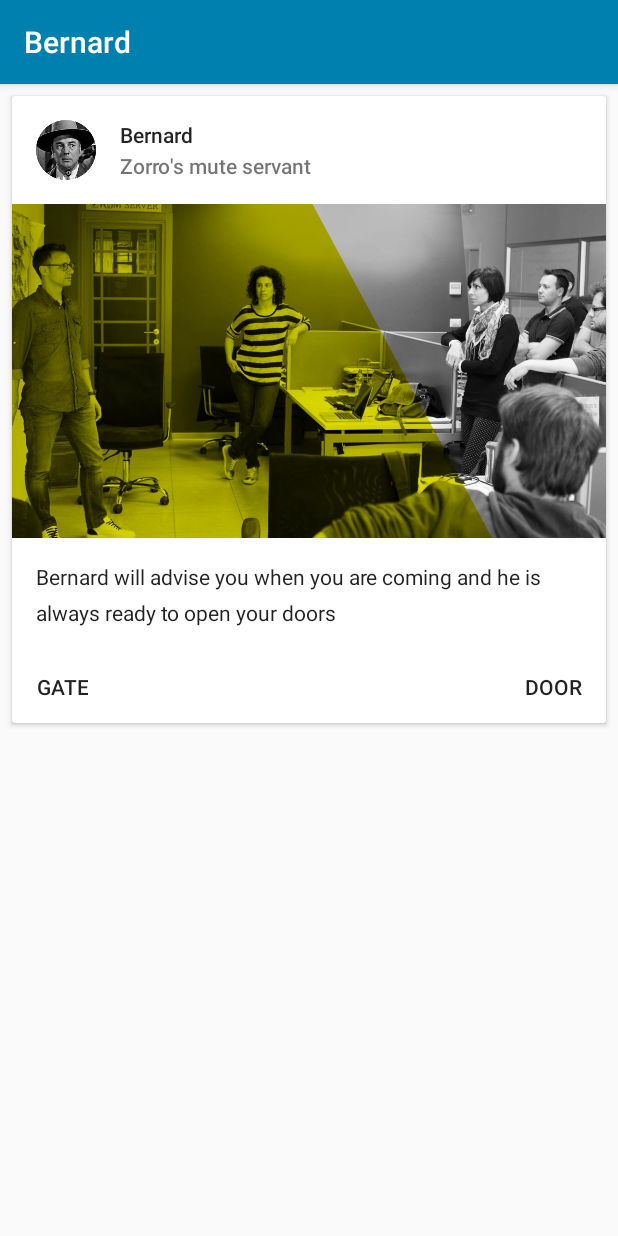
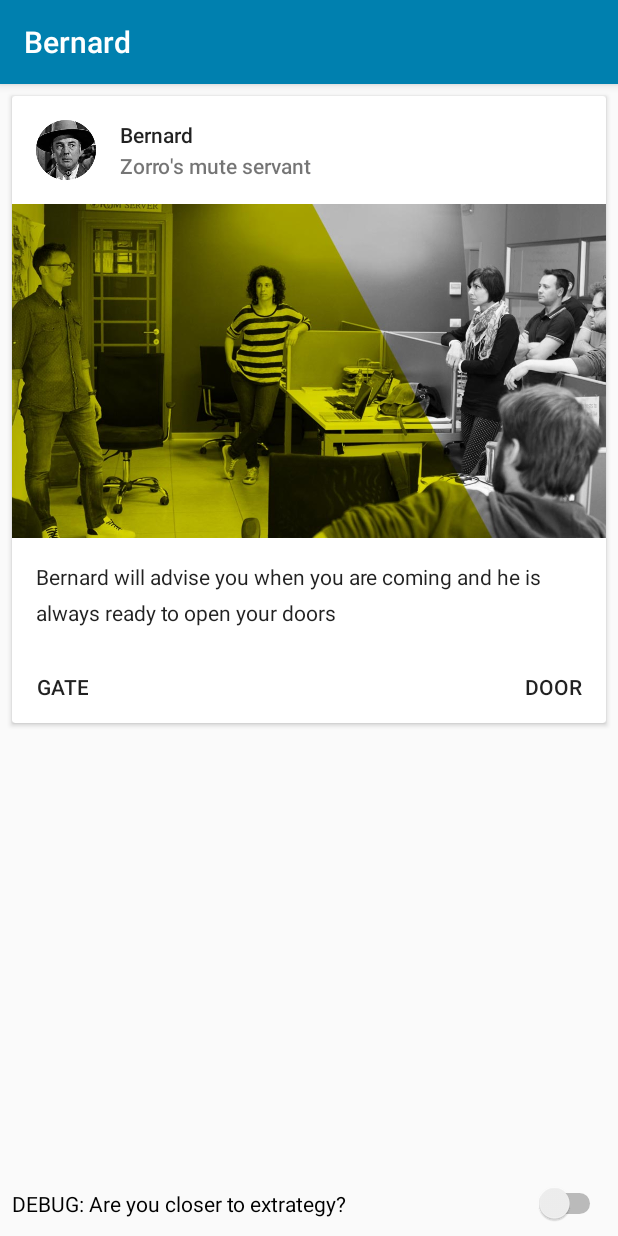
Before and after one commit to save91/bernardo, an Android app: the screen it shows after launch (MainActivity), on a phone screen of 412 x 824 dp. Run offline under Robolectric (Android 15) with nearby library versions, the phone set to English and light mode, and no system bars.

Commit message:
Adds debug helper

```diff
--- a/android-app/app/src/main/java/net/extrategy/bernardo/ui/MainActivity.java
+++ b/android-app/app/src/main/java/net/extrategy/bernardo/ui/MainActivity.java
@@ -5,9 +5,10 @@ import android.content.DialogInterface;
 import android.support.v7.app.AlertDialog;
 import android.support.v7.app.AppCompatActivity;
 import android.os.Bundle;
-import android.util.Log;
 import android.view.View;
 import android.widget.Button;
+import android.widget.CompoundButton;
+import android.widget.Switch;
 import android.widget.Toast;
 
 import net.extrategy.bernardo.R;
@@ -21,9 +22,12 @@ public class MainActivity extends AppCompatActivity {
 
     private Button mButtonDoor;
     private Button mButtonGate;
+    private Switch mSwitchCloser;
 
     private AlertDialog mAlertDoor;
     private AlertDialog mAlertGate;
+
+    private boolean isUserCloserToExtrategy = false;
 
     private BernardoNetworkService mBernardoNetworkService;
 
@@ -36,13 +40,30 @@ public class MainActivity extends AppCompatActivity {
 
         mButtonDoor = findViewById(R.id.button_door);
         mButtonGate = findViewById(R.id.button_gate);
+        mSwitchCloser = findViewById(R.id.switch_closer);
 
         mAlertDoor = buildAlertDoor();
         mAlertGate = buildAlertGate();
 
-        mButtonDoor.setOnClickListener((View v) -> mAlertDoor.show());
+        mSwitchCloser.setOnCheckedChangeListener((CompoundButton button, boolean isChecked) -> {
+            isUserCloserToExtrategy = isChecked;
+        });
 
-        mButtonGate.setOnClickListener((View v) -> mAlertGate.show());
+        mButtonDoor.setOnClickListener((View v) -> {
+            if (isUserCloserToExtrategy) {
+                mBernardoNetworkService.startOpenDoorService();
+            } else {
+                mAlertDoor.show();
+            }
+        });
+
+        mButtonGate.setOnClickListener((View v) -> {
+            if (isUserCloserToExtrategy) {
+                mBernardoNetworkService.startOpenGateService();
+            } else {
+                mAlertGate.show();
+            }
+        });
 
         MainViewModelFactory factory = InjectorUtils.provideMainViewModelFactory(this);
         mViewModel = ViewModelProviders.of(this, factory).get(MainActivityViewModel.class);
--- a/android-app/app/src/main/res/layout-land/activity_main.xml
+++ b/android-app/app/src/main/res/layout-land/activity_main.xml
@@ -1,13 +1,16 @@
 <?xml version="1.0" encoding="utf-8"?>
-<FrameLayout
+<android.support.constraint.ConstraintLayout
     xmlns:android="http://schemas.android.com/apk/res/android"
     xmlns:app="http://schemas.android.com/apk/res-auto"
     android:layout_width="match_parent"
-    android:layout_height="wrap_content">
+    android:layout_height="match_parent">
+
     <android.support.v7.widget.CardView
         xmlns:android="http://schemas.android.com/apk/res/android"
         android:layout_width="match_parent"
         android:layout_height="wrap_content"
+        app:layout_constraintTop_toTopOf="parent"
+        app:layout_constraintStart_toStartOf="parent"
         android:layout_marginTop="8dp"
         android:layout_marginStart="8dp"
         android:layout_marginEnd="8dp"
@@ -118,4 +121,19 @@
 
 
     </android.support.v7.widget.CardView>
-</FrameLayout>
+
+    <Switch
+        android:id="@+id/switch_closer"
+        android:layout_width="match_parent"
+        android:layout_height="wrap_content"
+        android:layout_marginEnd="8dp"
+        android:layout_marginRight="8dp"
+        android:layout_marginStart="8dp"
+        android:layout_marginLeft="8dp"
+        android:layout_marginBottom="8dp"
+        android:text="@string/closer"
+        app:layout_constraintStart_toStartOf="parent"
+        app:layout_constraintBottom_toBottomOf="parent"
+        app:layout_constraintEnd_toEndOf="parent" />
+
+</android.support.constraint.ConstraintLayout>
--- a/android-app/app/src/main/res/layout/activity_main.xml
+++ b/android-app/app/src/main/res/layout/activity_main.xml
@@ -1,13 +1,16 @@
 <?xml version="1.0" encoding="utf-8"?>
-<FrameLayout
+<android.support.constraint.ConstraintLayout
     xmlns:android="http://schemas.android.com/apk/res/android"
     xmlns:app="http://schemas.android.com/apk/res-auto"
     android:layout_width="match_parent"
-    android:layout_height="wrap_content">
+    android:layout_height="match_parent">
+
     <android.support.v7.widget.CardView
         xmlns:android="http://schemas.android.com/apk/res/android"
         android:layout_width="match_parent"
         android:layout_height="wrap_content"
+        app:layout_constraintTop_toTopOf="parent"
+        app:layout_constraintStart_toStartOf="parent"
         android:layout_marginTop="8dp"
         android:layout_marginStart="8dp"
         android:layout_marginEnd="8dp"
@@ -129,6 +132,20 @@
 
         </android.support.constraint.ConstraintLayout>
 
+    </android.support.v7.widget.CardView>
 
-    </android.support.v7.widget.CardView>
-</FrameLayout>
+    <Switch
+        android:id="@+id/switch_closer"
+        android:layout_width="match_parent"
+        android:layout_height="wrap_content"
+        android:layout_marginStart="8dp"
+        android:layout_marginLeft="8dp"
+        android:layout_marginEnd="8dp"
+        android:layout_marginRight="8dp"
+        android:layout_marginBottom="8dp"
+        android:text="@string/closer"
+        app:layout_constraintBottom_toBottomOf="parent"
+        app:layout_constraintEnd_toEndOf="parent"
+        app:layout_constraintStart_toStartOf="parent" />
+
+</android.support.constraint.ConstraintLayout>
--- a/android-app/app/src/main/res/values/colors.xml
+++ b/android-app/app/src/main/res/values/colors.xml
@@ -2,7 +2,7 @@
 <resources>
     <color name="colorPrimary">#0080af</color>
     <color name="colorPrimaryDark">#00658b</color>
-    <color name="colorAccent">@color/black</color>
+    <color name="colorAccent">@color/colorPrimaryDark</color>
     <color name="black">#de000000</color>
     <color name="gray">#888888</color>
 </resources>
--- a/android-app/app/src/main/res/values/strings.xml
+++ b/android-app/app/src/main/res/values/strings.xml
@@ -29,4 +29,7 @@
     <string name="ok_door">Yes, open the door</string>
     <string name="ok_gate">Yes, open the gate</string>
     <string name="cancel">Cancel</string>
+
+    <string name="closer">DEBUG: Are you closer to extrategy?</string>
+
 </resources>
```
Also changed, not shown: 1 other file.
